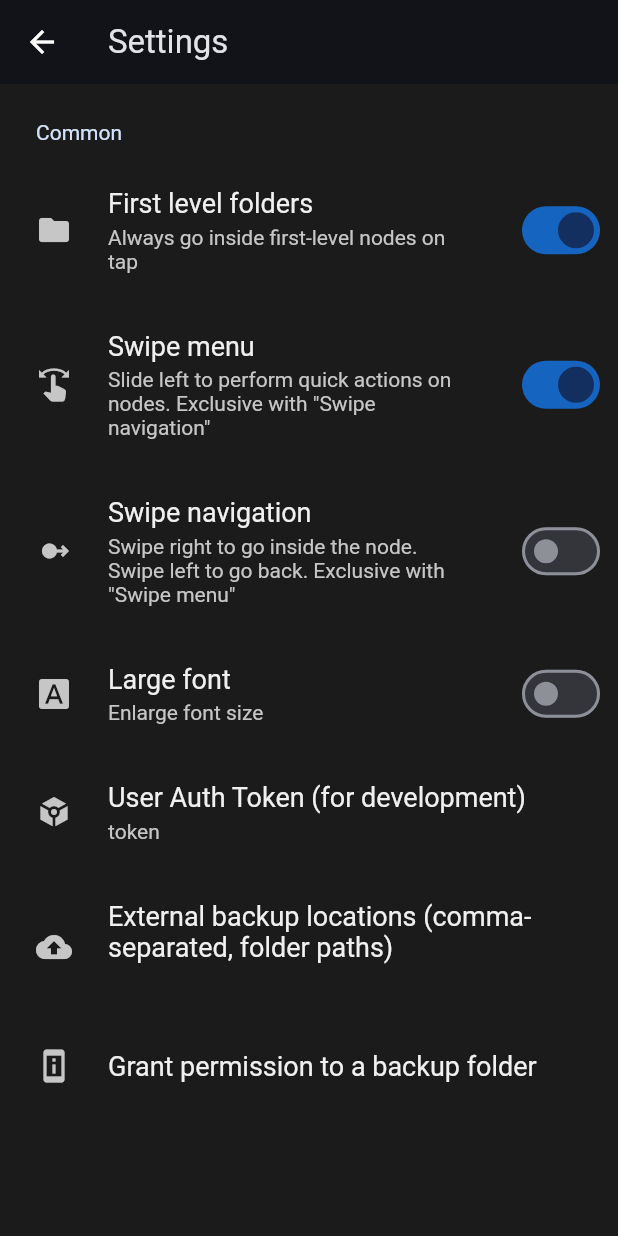
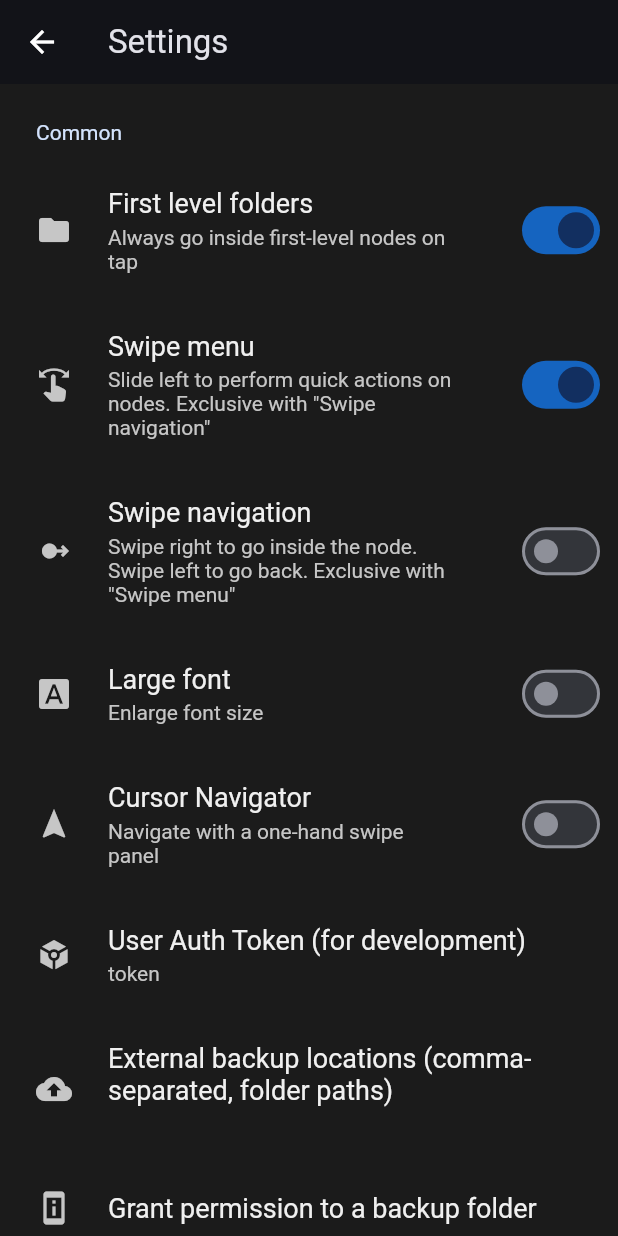
Before and after one commit to igrek51/todotree, a Flutter app: the SettingsPage screen opened directly, on a phone screen of 412 x 824 dp. Run offline on Flutter 3.47's test engine with Material 3 defaults, Android fonts, the phone set to English and light mode, and no system bars; drawn by our look-alikes of settings_ui; our stand-ins replace confetti, file_picker, flutter_slidable, shared_preferences, swipe_to, yaml; missing offline and left inert: shared_storage, window_manager, yaml_writer; accounts and stored records are empty.

Commit message:
Make cursor navigator optional

```diff
--- a/lib/services/settings_provider.dart
+++ b/lib/services/settings_provider.dart
@@ -53,4 +53,11 @@ class SettingsProvider {
   set largeFont(bool value) {
     sharedPreferences?.setBool('largeFont', value);
   }
+
+  bool get cursorNavigator {
+    return sharedPreferences?.getBool('cursorNavigator') ?? false;
+  }
+  set cursorNavigator(bool value) {
+    sharedPreferences?.setBool('cursorNavigator', value);
+  }
 }
--- a/lib/views/settings/settings_page.dart
+++ b/lib/views/settings/settings_page.dart
@@ -18,6 +18,7 @@ class _SettingsPageState extends State<SettingsPage> {
   bool _slidableActions = false;
   bool swipeNavigation = false;
   bool largeFont = false;
+  bool cursorNavigator = false;
 
   SettingsProvider settingsProvider = SettingsProvider();
 
@@ -30,6 +31,7 @@ class _SettingsPageState extends State<SettingsPage> {
       _slidableActions = settingsProvider.slidableActions;
       swipeNavigation = settingsProvider.swipeNavigation;
       largeFont = settingsProvider.largeFont;
+      cursorNavigator = settingsProvider.cursorNavigator;
     });
   }
 
@@ -92,6 +94,18 @@ class _SettingsPageState extends State<SettingsPage> {
                 settingsProvider.largeFont = value;
                 setState(() {
                   largeFont = value;
+                });
+              },
+            ),
+            SettingsTile.switchTile(
+              leading: Icon(Icons.navigation),
+              title: Text('Cursor Navigator'),
+              description: Text('Navigate with a one-hand swipe panel'),
+              initialValue: cursorNavigator,
+              onToggle: (value) {
+                settingsProvider.cursorNavigator = value;
+                setState(() {
+                  cursorNavigator = value;
                 });
               },
             ),
```
Also changed, not shown: lib/views/components/cursor_indicator.dart (+7 -6 lines), lib/views/tree_browser/browser_widget.dart (+9 -6 lines).
